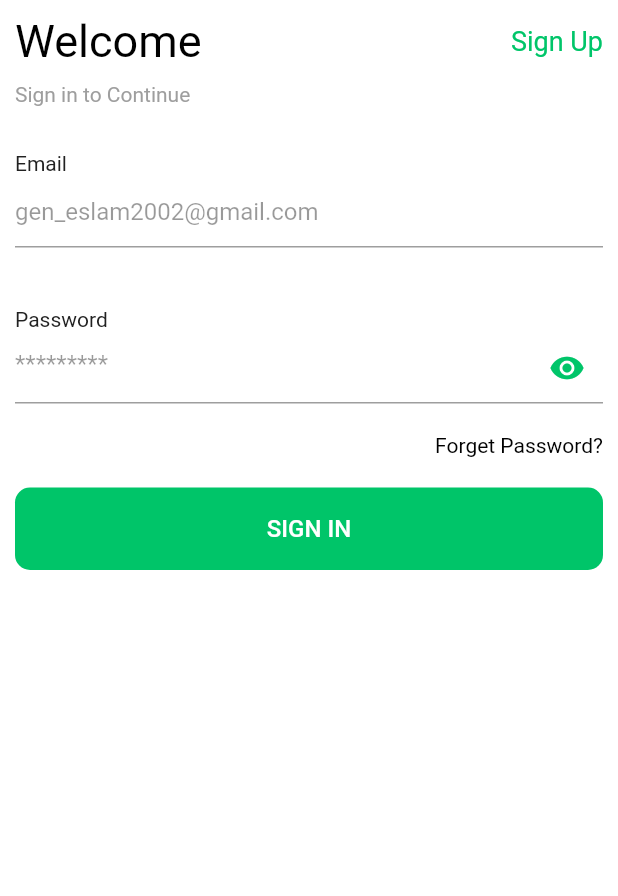
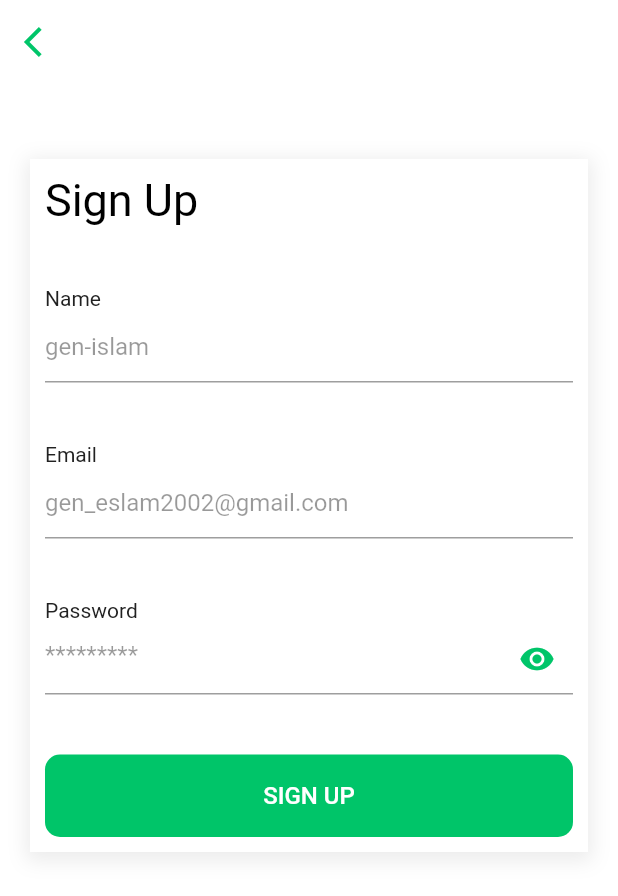
Before and after one commit to gen-eslam/shopapp_getx_mvvm, a Flutter app: the RegisterScreen screen opened directly, on a phone screen of 412 x 824 dp. Shown: the top 896 px of the screen. Run offline on Flutter 3.47's test engine with Material 2 defaults, Android fonts, the light colour scheme and no system bars; our stand-ins replace cloud_firestore, firebase_auth, firebase_core, get, google_sign_in; accounts and stored records are empty.

Commit message:
sign In and Up done

```diff
--- /dev/null
+++ b/lib/core/services/firestore_user.dart
@@ -0,0 +1,12 @@
+import 'package:cloud_firestore/cloud_firestore.dart';
+import 'package:shop_app_mvvm_getx_besia/model/user_model.dart';
+
+class FireStoreUser{
+  final CollectionReference _userCollectionRef = FirebaseFirestore.instance.collection("Users");
+
+  Future<void> addUserToFireStore(UserModel userModel)async{
+    return await _userCollectionRef.doc(userModel.userId)
+        .set(userModel.toJson());
+
+  }
+}
--- /dev/null
+++ b/lib/model/user_model.dart
@@ -0,0 +1,24 @@
+class UserModel {
+   String? userId, email, name, pic;
+
+  UserModel({
+    required this.userId,
+    required this.email,
+    required this.name,
+    required this.pic,
+  });
+  UserModel.fromJson(Map<String,dynamic> map){
+    userId = map["userId"];
+    name = map["name"];
+    email = map["email"];
+    pic = map["pic"];
+  }
+  toJson(){
+    return{
+      'userId':userId,
+      'name':name,
+      'email':email,
+      'pic':pic,
+    };
+  }
+}
--- a/lib/view/auth/register_screen.dart
+++ b/lib/view/auth/register_screen.dart
@@ -1,6 +1,7 @@
 import 'package:flutter/material.dart';
 import 'package:get/get.dart';
 import 'package:shop_app_mvvm_getx_besia/core/view_model/auth_view_model.dart';
+import 'package:shop_app_mvvm_getx_besia/view/auth/login_screen.dart';
 
 import '../../core/utils/constance.dart';
 import '../widgets/custom_button.dart';
@@ -8,56 +9,73 @@ import '../widgets/custom_text.dart';
 import '../widgets/custom_text_form_field.dart';
 
 class RegisterScreen extends GetWidget<AuthViewModel> {
-  final GlobalKey<FormState> _formKey = GlobalKey<FormState>();
-
-   RegisterScreen({Key? key}) : super(key: key);
+  final GlobalKey<FormState> _formRegisterKey = GlobalKey<FormState>();
 
   @override
   Widget build(BuildContext context) {
-    return  Scaffold(
-      body: Container(
+    return Scaffold(
+      backgroundColor: Colors.white,
+      appBar: AppBar(
+        elevation: 0.0,
+        backgroundColor: Colors.white,
+        leading: IconButton(
+          onPressed: () {
+            Get.off(LoginScreen());
+          },
+          icon: const Icon(
+            Icons.arrow_back_ios,
+            color: primaryColor,
+          ),
+        ),
+      ),
+      body: SingleChildScrollView(
+        physics: const NeverScrollableScrollPhysics(),
+        child: Padding(
+          padding: const EdgeInsets.only(
+            top: 50.0,
+            right: 20.0,
+            left: 20.0,
+          ),
+          child: Column(
+            children: [
+              Container(
                 padding: const EdgeInsets.only(
                   top: 10,
                   bottom: 10,
                   left: 10,
                   right: 10,
                 ),
-
-
                 decoration: BoxDecoration(
                     color: Colors.white,
                     shape: BoxShape.rectangle,
                     boxShadow: [
-              BoxShadow(color: Colors.grey.withOpacity(0.2),
+                      BoxShadow(
+                        color: Colors.grey.withOpacity(0.2),
                         blurRadius: 10,
                         spreadRadius: 3,
                         offset: const Offset(0, 3),
                       ),
-            ]
-
-        ),
+                    ]),
                 child: Form(
-          key: _formKey,
+                  key: _formRegisterKey,
                   child: Column(
                     children: [
-              Row(
-                mainAxisAlignment: MainAxisAlignment.spaceBetween,
-                children: const [
-                  CustomText(text: "Welcome", fontSize: 30),
-                  CustomText(
-                      text: "Sign Up", color: primaryColor, fontSize: 18),
-                ],
+                      const CustomText(text: "Sign Up", fontSize: 30),
+                      SizedBox(
+                        height: 40,
                       ),
-              const SizedBox(
-                height: 10,
+                      CustomTextFormField(
+                        text: "Name",
+                        hint: "gen-islam",
+                        onSave: (value) {
+                          controller.name = value!;
+                        },
+                        validator: (value) {
+                          return value!.isEmpty ? "Name must be filled" : null;
+                        },
                       ),
-              const CustomText(
-                text: "Sign in to Continue",
-                fontSize: 14,
-                color: Colors.grey,
-              ),
-              const SizedBox(
-                height: 30,
+                      SizedBox(
+                        height: 40,
                       ),
                       CustomTextFormField(
                         text: "Email",
@@ -66,7 +84,7 @@ class RegisterScreen extends GetWidget<AuthViewModel> {
                           controller.email = value!;
                         },
                         validator: (value) {
-                  controller.showErrorMessage(value);
+                          return value!.isEmpty ? "Email must be filled" : null;
                         },
                       ),
                       const SizedBox(
@@ -81,34 +99,40 @@ class RegisterScreen extends GetWidget<AuthViewModel> {
                             controller.password = value!;
                           },
                           validator: (value) {
-
+                            return value!.isEmpty
+                                ? "Password must be filled"
+                                : null;
                           },
                           suffixIcon: IconButton(
                             color: primaryColor,
-                    icon: Icon(controller.passwordIcon(),),
+                            icon: Icon(
+                              controller.passwordIcon(),
+                            ),
                             onPressed: () {
                               controller.showHidePassword();
                             },
                           ),
-
                         );
                       }),
+
                       const SizedBox(
-                height: 20,
+                        height: 40,
                       ),
-              const CustomText(
-                text: "Forget Password?",
-                fontSize: 14,
-                alignment: Alignment.topRight,
-              ),
-              const SizedBox(
-                height: 20,
-              ),
+
                       CustomButton(
                         onPress: () {
+                          _formRegisterKey.currentState!.save();
+                          if (_formRegisterKey.currentState!
+                              .validate()) {
 
+                            controller.signUpWithEmailAndPassword();
+                          }
                         },
-                text: 'SIGN IN',
+                        text: 'SIGN UP',
+                      ),
+                    ],
+                  ),
+                ),
               ),
             ],
           ),
--- a/lib/view/widgets/custom_text_form_field.dart
+++ b/lib/view/widgets/custom_text_form_field.dart
@@ -46,6 +46,7 @@ class CustomTextFormField extends StatelessWidget {
               borderSide: BorderSide(color: primaryColor),
             ),
             suffixIcon: suffixIcon,
+            errorStyle: const TextStyle(color: Colors.red,fontStyle: FontStyle.italic),
           ),
         ),
       ],
--- a/pubspec.yaml
+++ b/pubspec.yaml
@@ -41,6 +41,7 @@ dependencies:
   flutterfire: ^0.0.1
   firebase_auth: ^4.2.5
   google_sign_in: ^5.4.2
+  cloud_firestore: ^4.3.1
 
 
 dev_dependencies:
```
Also changed, not shown: lib/core/view_model/auth_view_model.dart (+36 -9 lines), lib/view/auth/login_screen.dart (+24 -9 lines), lib/view/home_screen.dart (added, +10 -0 lines), assets/images/facebook.png (deleted), pubspec.lock, 2 other files. Lines whose indentation alone changed are shown as unchanged.
